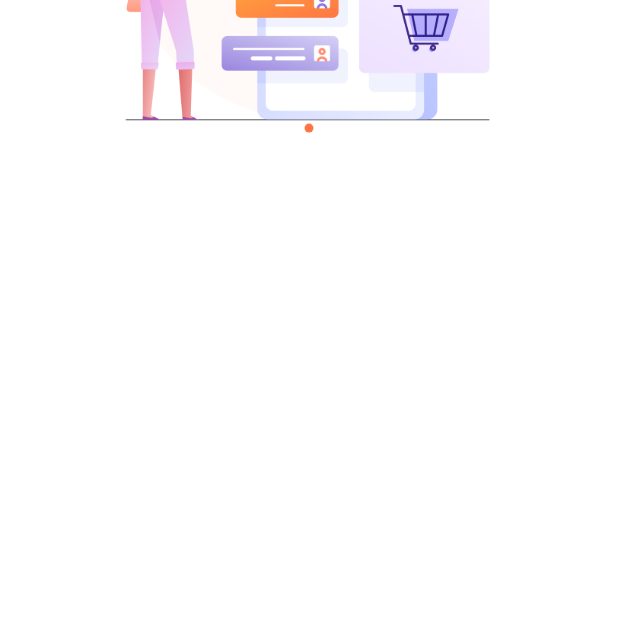
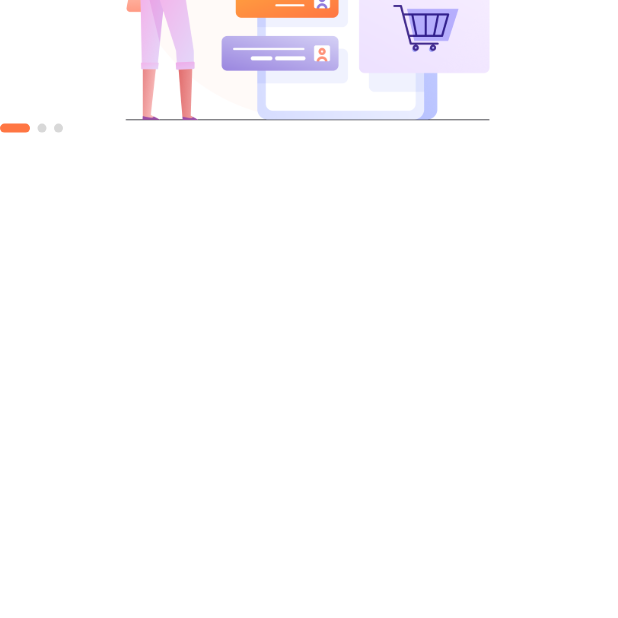
Before and after one commit to ozgursarikamis/ecommerce, a Flutter app: the screen it shows after launch, on a phone screen of 412 x 824 dp, the part 618-1236 px from its top. Run offline on Flutter 3.47's test engine with Material 2 defaults, Android fonts, the phone set to English and light mode, and no system bars.

Commit message:
buildDot with AnimatedContainer

```diff
--- a/lib/screens/splash/components/body.dart
+++ b/lib/screens/splash/components/body.dart
@@ -10,6 +10,7 @@ class Body extends StatefulWidget {
 }
 
 class _BodyState extends State<Body> {
+  int currentPage = 0;
   List<Map<String, String>> splashData = [
     {
       "text": "Welcome to Tokoto, Let’s shop!",
@@ -37,6 +38,11 @@ class _BodyState extends State<Body> {
               // Creates a scrollable list that works page by page
               // using widgets that are created on demand.
               child: PageView.builder(
+                  onPageChanged: (value) {
+                    setState(() {
+                      currentPage = value;
+                    });
+                  },
                   itemCount: splashData.length,
                   itemBuilder: (context, index) => SplashContent(
                       image: splashData[index]["image"],
@@ -46,13 +52,10 @@ class _BodyState extends State<Body> {
               flex: 2,
               child: Column(
                 children: <Widget>[
-                  Container(
-                    height: 6, width: 6,
-                    decoration: BoxDecoration(
-                      color: kPrimaryColor,
-                      borderRadius: BorderRadius.circular(3)
-                      ),
-                  )
+                  Row(
+                    children: List.generate(
+                        splashData.length, (index) => buildDot(index: index)),
+                  ),
                 ],
               ),
             )
@@ -61,4 +64,16 @@ class _BodyState extends State<Body> {
       ),
     );
   }
+
+  AnimatedContainer buildDot({int index}) {
+    return AnimatedContainer(
+      margin: EdgeInsets.only(right: 5),
+      width: currentPage == index ? 20 : 6,
+      height: 6,
+      decoration: BoxDecoration(
+          color: currentPage == index ? kPrimaryColor : Color(0xFFD8D8D8),
+          borderRadius: BorderRadius.circular(3)),
+      duration: kAnimationDuration,
+    );
+  }
 }
```
